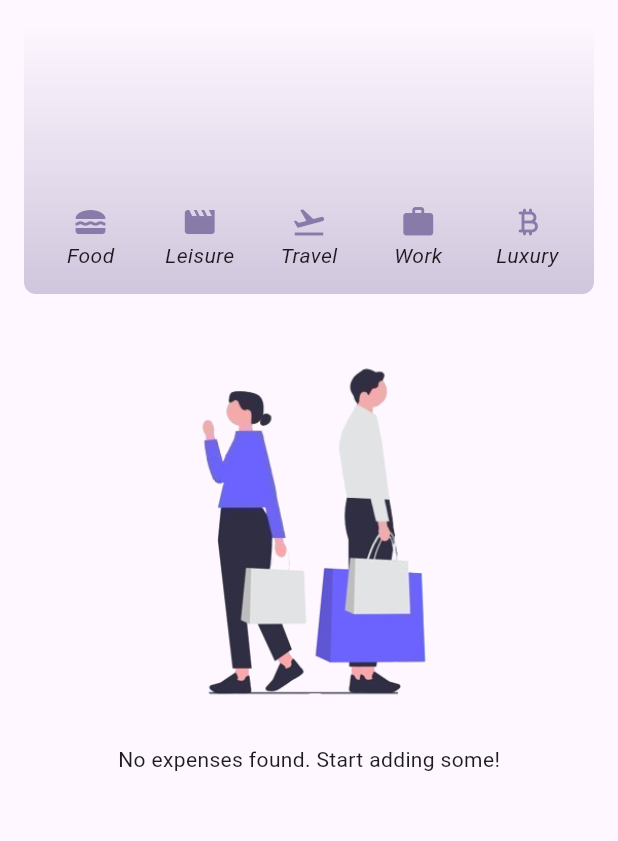
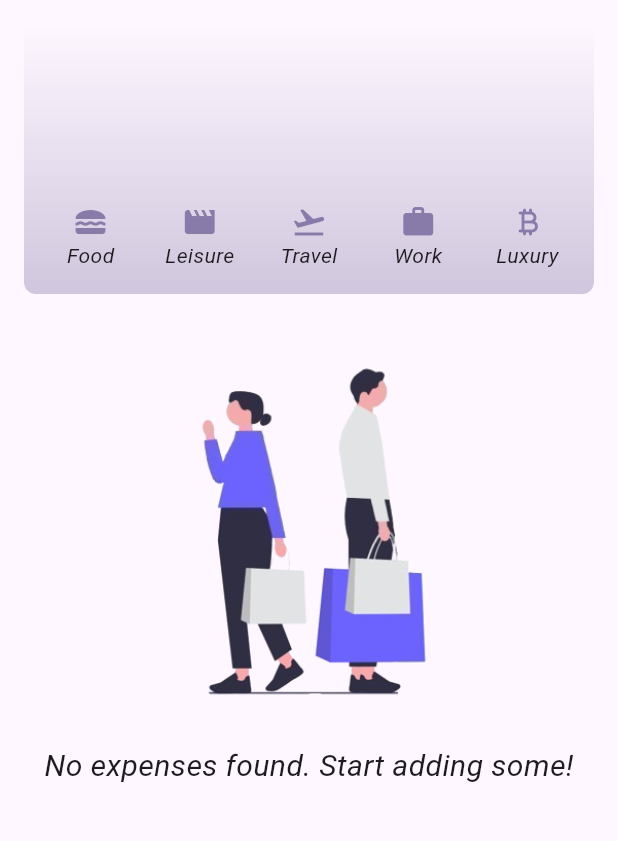
Before and after one commit to ankithkumar12/Expense_tracker, a Flutter app: the screen it shows after launch, on a phone screen of 412 x 824 dp, the part 84-925 px from its top. Run offline on Flutter 3.47's test engine with Material 3 defaults, Android fonts, the phone set to English and light mode, and no system bars; our stand-ins replace sqflite; accounts and stored records are empty.

Commit message:
Changed the intial empty expenses text size

```diff
--- a/lib/widgets/expenses.dart
+++ b/lib/widgets/expenses.dart
@@ -3,10 +3,9 @@ import 'package:expense_tracker/widgets/chart/chart.dart';
 import 'package:expense_tracker/widgets/expenses_list/expenses_list.dart';
 import 'package:expense_tracker/widgets/new_expense.dart';
 import 'package:flutter/material.dart';
-import '../extensions/stringExtension.dart';
-
 import 'package:sqflite/sqflite.dart';
 
+import '../extensions/stringExtension.dart';
 import "../services/database_service.dart";
 
 var mapCategory = {
@@ -40,7 +39,6 @@ class _ExpensesState extends State<Expenses> {
   void getData() async {
     var db = await openDatabase(await getPath());
     final expenses = await db.query(DatabaseService.instance.expensesTable);
-
 
     setState(() {
       _registeredExpenses = expenses
@@ -120,7 +118,10 @@ class _ExpensesState extends State<Expenses> {
       child: Column(
         children: [
           Image.asset("assets/images/shopping.png"),
-          const Text('No expenses found. Start adding some!'),
+          Text(
+            'No expenses found. Start adding some!',
+            style: TextStyle(fontStyle: FontStyle.italic,fontSize: 20),
+          ),
         ],
       ),
     );
```
Also changed, not shown: pubspec.yaml (+22 -1 lines), assets/icon/icon.png (added), pubspec.lock, 42 other files.
